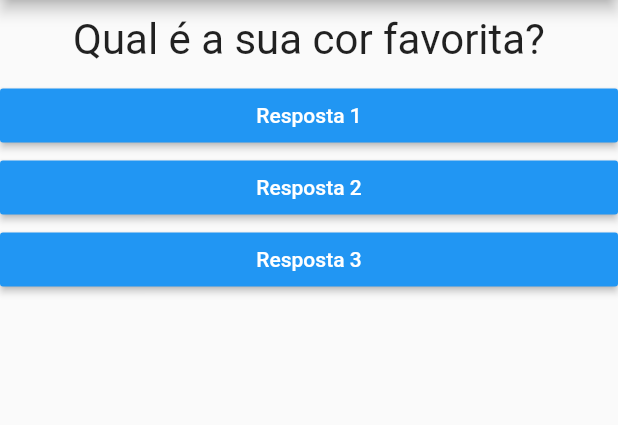
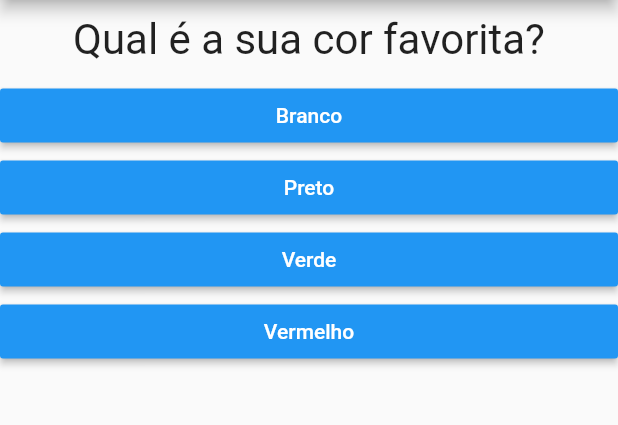
Before and after one commit to wagncarv/projeto_perguntas, a Flutter app: the screen it shows after launch, on a phone screen of 412 x 824 dp, the part 84-509 px from its top. Run offline on Flutter 3.47's test engine with Material 2 defaults, Android fonts, the phone set to English and light mode, and no system bars.

Commit message:
lista de Widgets Resposta

```diff
--- a/lib/main.dart
+++ b/lib/main.dart
@@ -11,15 +11,30 @@ class _PerguntaAppState extends State<PerguntaApp> {
     setState(() {
       _perguntaSelecionada++;
     });
-    print(_perguntaSelecionada);
   }
 
   @override
   Widget build(BuildContext context) {
     final perguntas = [
-      'Qual é a sua cor favorita?',
-      'Qual é o seu animal favorito?'
+      {
+        'texto': 'Qual é a sua cor favorita?',
+        'respostas': ['Branco', 'Preto', 'Verde', 'Vermelho']
+      },
+      {
+        'texto': 'Qual é o seu animal favorito?',
+        'respostas': ['Cobra', 'Coelho', 'Elefante', 'Leão']
+      },
+      {
+        'texto': 'Qual é o seu instrutor favorito?',
+        'respostas': ['Gustavo', 'Loiane', 'Micheli', 'Rafael']
+      },
     ];
+
+    final listaRespostas = perguntas[_perguntaSelecionada].cast()['respostas'];
+    List<Widget> respostas = [];
+    for (String resposta in listaRespostas) {
+      respostas.add(Resposta(resposta, _responder));
+    }
 
     return MaterialApp(
       home: Scaffold(
@@ -28,10 +43,8 @@ class _PerguntaAppState extends State<PerguntaApp> {
         ),
         body: Column(
           children: [
-            Questao(perguntas[_perguntaSelecionada]),
-            Resposta('Resposta 1', _responder),
-            Resposta('Resposta 2', _responder),
-            Resposta('Resposta 3', _responder),
+            Questao(perguntas[_perguntaSelecionada]['texto'].toString()),
+            ...respostas,
           ],
         ),
       ),
```
